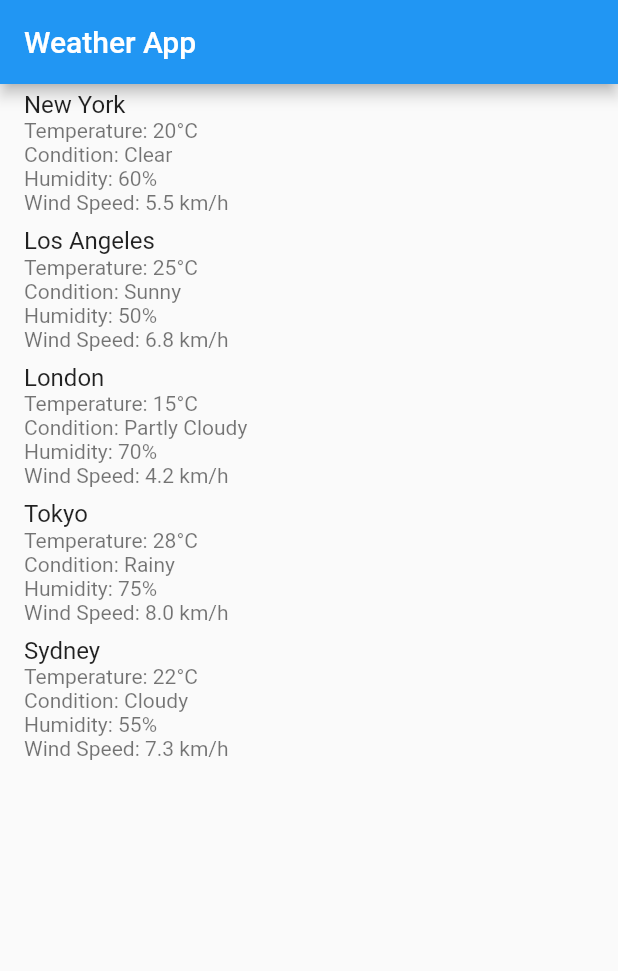
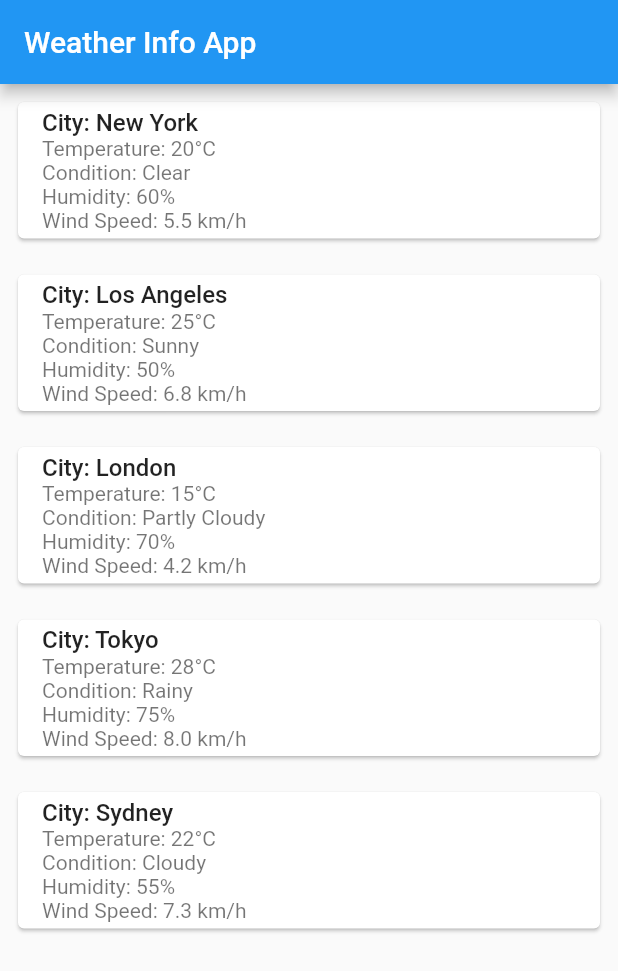
Before and after one commit to shahad7464/app_devolpment, a Flutter app: the screen it shows after launch, on a phone screen of 412 x 824 dp. Shown: the top 971 px of the screen. Run offline on Flutter 3.47's test engine with Material 2 defaults, Android fonts, the phone set to English and light mode, and no system bars.

Commit message:
Module_11_Live_Test

```diff
--- a/lib/main.dart
+++ b/lib/main.dart
@@ -1,7 +1,6 @@
-
+import 'package:crud_api/screens/weatherListScreen.dart';
 import 'package:crud_api/widgets/weather.dart';
-import 'package:crud_api/widgets/weather_service.dart';
-import 'package:crud_api/widgets/weatherlist.dart';
+import 'package:crud_api/widgets/weather_information.dart';
 import 'package:flutter/material.dart';
 
 void main() => runApp(const MyApp());
@@ -35,9 +34,9 @@ class _MyAppState extends State<MyApp> {
     return MaterialApp(
       home: Scaffold(
         appBar: AppBar(
-          title: const Text('Weather App'),
+          title: const Text('Weather Info App'),
         ),
-        body: WeatherList(_weatherData),
+        body: WeatherListScreen(_weatherData),
       ),
     );
   }
--- /dev/null
+++ b/lib/screens/weatherListScreen.dart
@@ -0,0 +1,33 @@
+import 'package:crud_api/widgets/weather.dart';
+import 'package:flutter/material.dart';
+
+class WeatherListScreen extends StatelessWidget {
+  final List<Weather> weatherData;
+
+  const WeatherListScreen(this.weatherData, {super.key});
+
+  @override
+  Widget build(BuildContext context) {
+    return ListView.builder(
+      itemCount: weatherData.length,
+      itemBuilder: (context, index) {
+        final weather = weatherData[index];
+        return Padding(
+          padding: const EdgeInsets.all(8.0),
+          child: Card(
+            child: ListTile(
+              title: Text(
+                  'City: ${weather.city}',
+                style: const TextStyle(fontWeight: FontWeight.w500),
+              ),
+              subtitle: Text(
+                'Temperature: ${weather.temperature}°C\nCondition: ${weather.condition}\nHumidity: ${weather.humidity}%\nWind Speed: ${weather.windSpeed} km/h',
+
+              ),
+            ),
+          ),
+        );
+      },
+    );
+  }
+}
--- a/lib/widgets/weatherlist.dart
+++ /dev/null
@@ -1,24 +0,0 @@
-import 'package:flutter/material.dart';
-import 'weather.dart';
-
-class WeatherList extends StatelessWidget {
-  final List<Weather> weatherData;
-
-  const WeatherList(this.weatherData, {super.key});
-
-  @override
-  Widget build(BuildContext context) {
-    return ListView.builder(
-      itemCount: weatherData.length,
-      itemBuilder: (context, index) {
-        final weather = weatherData[index];
-        return ListTile(
-          title: Text(weather.city),
-          subtitle: Text(
-            'Temperature: ${weather.temperature}°C\nCondition: ${weather.condition}\nHumidity: ${weather.humidity}%\nWind Speed: ${weather.windSpeed} km/h',
-          ),
-        );
-      },
-    );
-  }
-}
```
Also changed, not shown: lib/widgets/weather_information.dart (renamed from lib/widgets/weather_service.dart).
